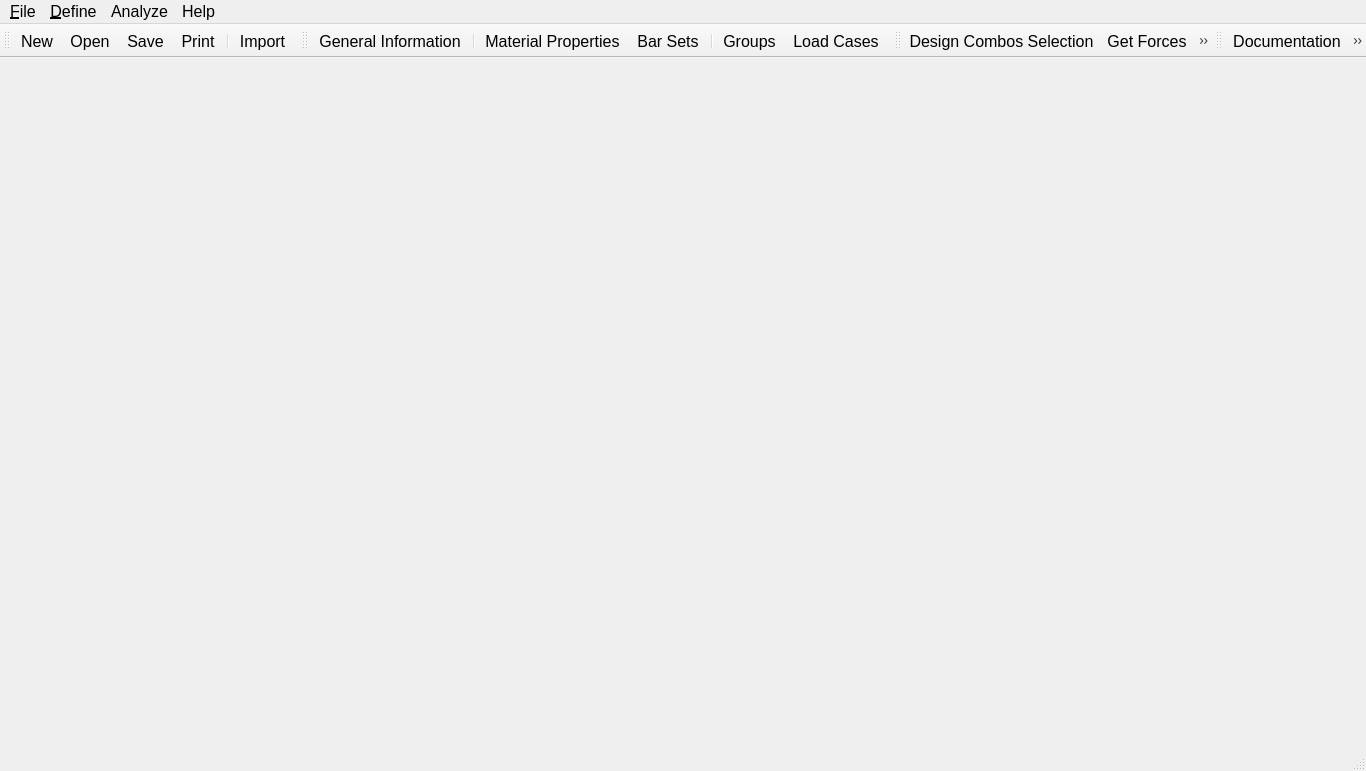
Qt form src/sp_editor/widgets/main_window.ui (tudothanhpt/SP-editor) before a commit.
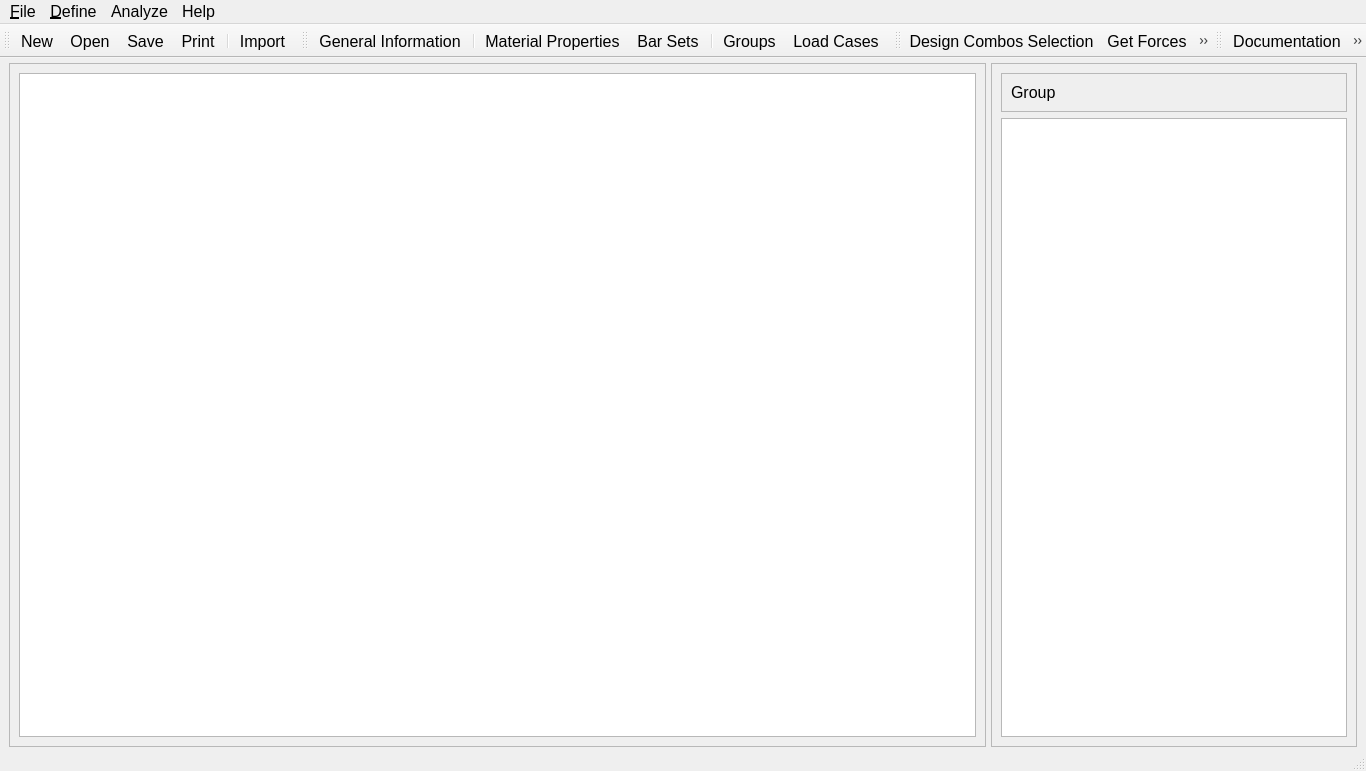
The same form after that commit. Icons and pictures are not drawn.

```diff
--- a/src/sp_editor/widgets/main_window.ui
+++ b/src/sp_editor/widgets/main_window.ui
@@ -33,7 +33,118 @@
   <property name="toolButtonStyle">
    <enum>Qt::ToolButtonStyle::ToolButtonIconOnly</enum>
   </property>
-  <widget class="QWidget" name="centralwidget"/>
+  <widget class="QWidget" name="centralwidget">
+   <layout class="QGridLayout" name="gridLayout" columnstretch="8,3">
+    <property name="leftMargin">
+     <number>9</number>
+    </property>
+    <property name="topMargin">
+     <number>5</number>
+    </property>
+    <property name="rightMargin">
+     <number>9</number>
+    </property>
+    <property name="bottomMargin">
+     <number>0</number>
+    </property>
+    <property name="spacing">
+     <number>5</number>
+    </property>
+    <item row="0" column="0">
+     <widget class="QFrame" name="frame_2">
+      <property name="frameShape">
+       <enum>QFrame::Shape::StyledPanel</enum>
+      </property>
+      <property name="frameShadow">
+       <enum>QFrame::Shadow::Raised</enum>
+      </property>
+      <layout class="QGridLayout" name="gridLayout_3">
+       <property name="leftMargin">
+        <number>9</number>
+       </property>
+       <property name="topMargin">
+        <number>9</number>
+       </property>
+       <property name="rightMargin">
+        <number>9</number>
+       </property>
+       <property name="bottomMargin">
+        <number>9</number>
+       </property>
+       <property name="spacing">
+        <number>6</number>
+       </property>
+       <item row="0" column="0">
+        <widget class="QTableView" name="table_sumaryResults"/>
+       </item>
+      </layout>
+     </widget>
+    </item>
+    <item row="0" column="1">
+     <widget class="QFrame" name="frame_3">
+      <property name="frameShape">
+       <enum>QFrame::Shape::StyledPanel</enum>
+      </property>
+      <property name="frameShadow">
+       <enum>QFrame::Shadow::Raised</enum>
+      </property>
+      <layout class="QVBoxLayout" name="verticalLayout_2">
+       <item>
+        <widget class="QFrame" name="frame_4">
+         <property name="frameShape">
+          <enum>QFrame::Shape::StyledPanel</enum>
+         </property>
+         <property name="frameShadow">
+          <enum>QFrame::Shadow::Raised</enum>
+         </property>
+         <layout class="QHBoxLayout" name="horizontalLayout_2">
+          <property name="leftMargin">
+           <number>0</number>
+          </property>
+          <property name="topMargin">
+           <number>9</number>
+          </property>
+          <property name="rightMargin">
+           <number>0</number>
+          </property>
+          <property name="bottomMargin">
+           <number>9</number>
+          </property>
+          <item>
+           <widget class="QLabel" name="label">
+            <property name="text">
+             <string>Group</string>
+            </property>
+            <property name="alignment">
+             <set>Qt::AlignmentFlag::AlignLeading|Qt::AlignmentFlag::AlignLeft|Qt::AlignmentFlag::AlignVCenter</set>
+            </property>
+            <property name="indent">
+             <number>9</number>
+            </property>
+           </widget>
+          </item>
+          <item>
+           <widget class="QLabel" name="lb_pierLabel">
+            <property name="text">
+             <string/>
+            </property>
+           </widget>
+          </item>
+         </layout>
+        </widget>
+       </item>
+       <item>
+        <widget class="QTableView" name="table_CombosDCR">
+         <property name="sortingEnabled">
+          <bool>true</bool>
+         </property>
+        </widget>
+       </item>
+      </layout>
+     </widget>
+    </item>
+   </layout>
+  </widget>
   <widget class="QMenuBar" name="menubar">
    <property name="geometry">
     <rect>
```
